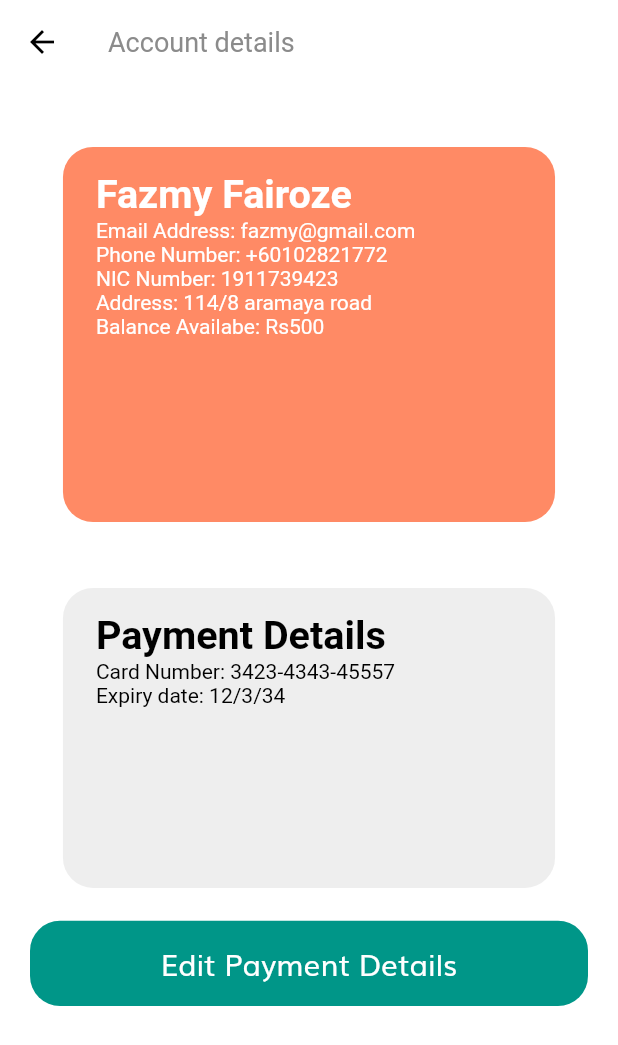
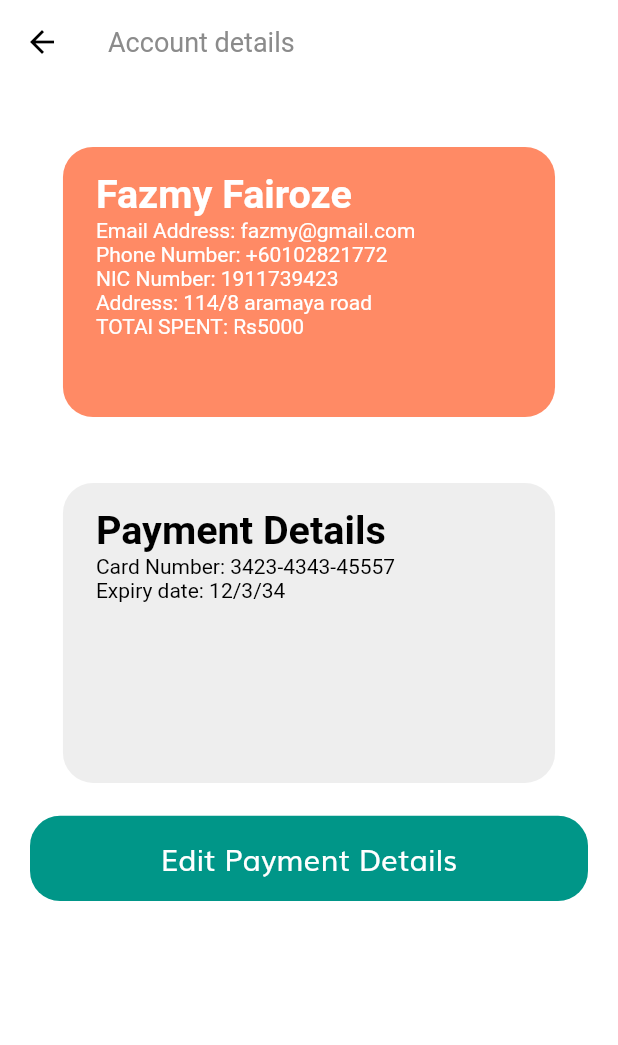
Before and after one commit to FazmyFairoze/E-pay2, a Flutter app: the HomeScreen screen opened by its route, item 3 of the bottom bar chosen, after a tap on "My Account", on a phone screen of 412 x 824 dp. Shown: the top 1045 px of the screen. Run offline on Flutter 3.47's test engine with Material 2 defaults, Android fonts, the phone set to English and light mode, and no system bars; our stand-ins replace firebase_auth, fl_chart, flutter_svg; missing offline and left inert: barcode_scan, flutter_circular_chart, flutter_sparkline; accounts and stored records are empty.

Commit message:
Qr Scanner Added and homeScreen filled

```diff
--- a/lib/components/coustom_bottom_nav_bar.dart
+++ b/lib/components/coustom_bottom_nav_bar.dart
@@ -58,10 +58,10 @@ class CustomBottomNavBar extends StatelessWidget {
                         : inActiveIconColor,
                   ),
                   onPressed: () {
-                    //Navigator.push(
-                    //  context, MaterialPageRoute(builder: (context) => Qr()));
                     Navigator.push(
                         context, MaterialPageRoute(builder: (context) => Qr()));
+                    //Navigator.push(context,
+                    //  MaterialPageRoute(builder: (context) => HomeScreen()));
                   }),
               //IconButton(
               //icon: SvgPicture.asset(
--- a/lib/routes.dart
+++ b/lib/routes.dart
@@ -3,6 +3,7 @@
 
 //import 'dart:js';
 
+import 'package:e_pay/screens/qr/qr.dart';
 import 'package:flutter/widgets.dart';
 import 'package:e_pay/screens/cart/cart_screen.dart';
 import 'package:e_pay/screens/complete_profile/complete_profile_screen.dart';
--- a/lib/screens/home/components/body.dart
+++ b/lib/screens/home/components/body.dart
@@ -1,3 +1,4 @@
+import 'package:e_pay/screens/home/components/spending_comparision.dart';
 import 'package:flutter/material.dart';
 import 'package:flutter_sparkline/flutter_sparkline.dart';
 //import 'package:flutter_circular_chart/flutter_circular_chart.dart';
@@ -23,6 +24,7 @@ class Body extends StatelessWidget {
             //Graph(context),
             DiscountBanner(),
             PieChartSample1(),
+            SpendingComparision(),
             //BalanceChart(),
             //Graph(context),
             //BalanceGraph(context),
--- a/lib/screens/home/components/discount_banner.dart
+++ b/lib/screens/home/components/discount_banner.dart
@@ -10,7 +10,7 @@ class DiscountBanner extends StatelessWidget {
   @override
   Widget build(BuildContext context) {
     return Container(
-      height: 250,
+      height: 180,
       width: double.infinity,
       margin: EdgeInsets.all(getProportionateScreenWidth(20)),
       padding: EdgeInsets.symmetric(
@@ -37,7 +37,7 @@ class DiscountBanner extends StatelessWidget {
             TextSpan(text: "Phone Number: +60102821772\n"),
             TextSpan(text: "NIC Number: 1911739423\n"),
             TextSpan(text: "Address: 114/8 aramaya road\n"),
-            TextSpan(text: "Balance Availabe: Rs500\n"),
+            TextSpan(text: "TOTAl SPENT: Rs5000\n"),
           ],
         ),
       ),
--- /dev/null
+++ b/lib/screens/home/components/spending_comparision.dart
@@ -0,0 +1,161 @@
+import 'package:fl_chart/fl_chart.dart';
+import 'package:flutter/material.dart';
+import 'package:flutter/gestures.dart';
+import 'indicator.dart';
+
+class SpendingComparision extends StatefulWidget {
+  @override
+  State<StatefulWidget> createState() => SpendingComparisionState();
+}
+
+class SpendingComparisionState extends State {
+  int touchedIndex = -1;
+
+  @override
+  Widget build(BuildContext context) {
+    return AspectRatio(
+      aspectRatio: 1.3,
+      child: Card(
+        color: Colors.white54,
+        child: Column(
+          children: <Widget>[
+            const SizedBox(
+              height: 28,
+            ),
+            Row(
+              mainAxisSize: MainAxisSize.max,
+              mainAxisAlignment: MainAxisAlignment.spaceEvenly,
+              children: <Widget>[
+                Indicator(
+                  color: Colors.teal,
+                  //color: const Color(0xff0293ee),
+                  text: 'Food',
+                  isSquare: false,
+                  size: touchedIndex == 0 ? 18 : 16,
+                  textColor: touchedIndex == 0 ? Colors.black : Colors.grey,
+                ),
+                Indicator(
+                  color: Colors.deepOrange[300],
+                  text: 'Fuel',
+                  isSquare: false,
+                  size: touchedIndex == 1 ? 18 : 16,
+                  textColor: touchedIndex == 1 ? Colors.black : Colors.grey,
+                ),
+                Indicator(
+                  color: Colors.grey,
+                  text: 'Transportation',
+                  isSquare: false,
+                  size: touchedIndex == 2 ? 18 : 16,
+                  textColor: touchedIndex == 2 ? Colors.black : Colors.grey,
+                ),
+                Indicator(
+                  color: Colors.greenAccent,
+                  text: 'Other',
+                  isSquare: false,
+                  size: touchedIndex == 3 ? 18 : 16,
+                  textColor: touchedIndex == 3 ? Colors.black : Colors.grey,
+                ),
+              ],
+            ),
+            const SizedBox(
+              height: 18,
+            ),
+            Expanded(
+              child: AspectRatio(
+                aspectRatio: 1,
+                child: PieChart(
+                  PieChartData(
+                      pieTouchData:
+                          PieTouchData(touchCallback: (pieTouchResponse) {
+                        setState(() {
+                          final desiredTouch = pieTouchResponse.touchInput
+                                  is! PointerExitEvent &&
+                              pieTouchResponse.touchInput is! PointerUpEvent;
+                          if (desiredTouch &&
+                              pieTouchResponse.touchedSection != null) {
+                            //touchedSection!.TouchSectionIndex;
+                            touchedIndex = pieTouchResponse
+                                .touchedSection.touchedSectionIndex;
+                          } else {
+                            touchedIndex = -1;
+                          }
+                        });
+                      }),
+                      startDegreeOffset: 180,
+                      borderData: FlBorderData(
+                        show: false,
+                      ),
+                      sectionsSpace: 1,
+                      centerSpaceRadius: 0,
+                      sections: showingSections()),
+                ),
+              ),
+            ),
+          ],
+        ),
+      ),
+    );
+  }
+
+  List<PieChartSectionData> showingSections() {
+    return List.generate(
+      4,
+      (i) {
+        final isTouched = i == touchedIndex;
+        final opacity = isTouched ? 1.0 : 0.6;
+        switch (i) {
+          case 0: //Available balance
+            return PieChartSectionData(
+              color: Colors.deepOrange[300], //.withOpacity(opacity),
+              value: 25,
+              title: '500',
+              radius: 80,
+              titleStyle: TextStyle(
+                  fontSize: 18,
+                  fontWeight: FontWeight.bold,
+                  color: const Color(0xff044d7c)),
+              titlePositionPercentageOffset: 0.55,
+            );
+          case 1: //total spent
+            return PieChartSectionData(
+              color: Colors.teal[600], //.withOpacity(opacity),
+              value: 35,
+              title: '2000',
+              radius: 65,
+              titleStyle: TextStyle(
+                  fontSize: 18,
+                  fontWeight: FontWeight.bold,
+                  color: const Color(0xff90672d)),
+              titlePositionPercentageOffset: 0.55,
+            );
+          case 2:
+            return PieChartSectionData(
+              color: Colors.grey,
+              value: 10,
+              title: '',
+              radius: 60,
+              titleStyle: TextStyle(
+                  fontSize: 18,
+                  fontWeight: FontWeight.bold,
+                  color: const Color(0xff4c3788)),
+              titlePositionPercentageOffset: 0.6,
+            );
+          case 3:
+            return PieChartSectionData(
+              color: Colors.greenAccent,
+              value: 30,
+              title: '',
+              radius: 70,
+              titleStyle: TextStyle(
+                  fontSize: 18,
+                  fontWeight: FontWeight.bold,
+                  color: const Color(0xff0c7f55)),
+              titlePositionPercentageOffset: 0.55,
+            );
+          default:
+            throw Error();
+        }
+      },
+    );
+  }
+}
--- a/pubspec.yaml
+++ b/pubspec.yaml
@@ -41,6 +41,8 @@ dependencies:
   font_awesome_flutter: ^8.2.0
   #syncfusion_flutter_chart: ^19.1.54
   fl_chart: ^0.36.1
+  #qr_code_scanner: ^0.5.1
+  barcode_scan:
 
 
 
```
Also changed, not shown: lib/screens/qr/qr.dart (+54 -7 lines), pubspec.lock, 5 other files.
